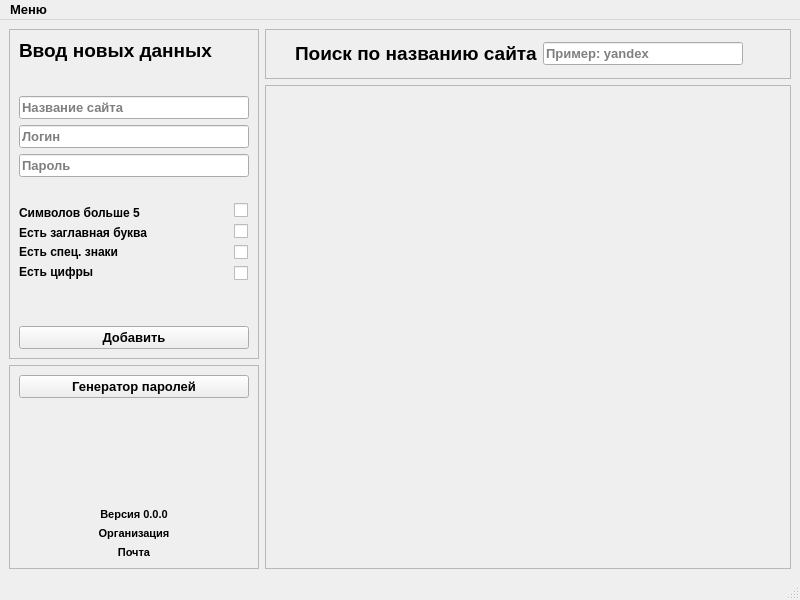
Above: SPG/mainwindow.ui from DahiTM/SPG before the change. Below: the same form after it.
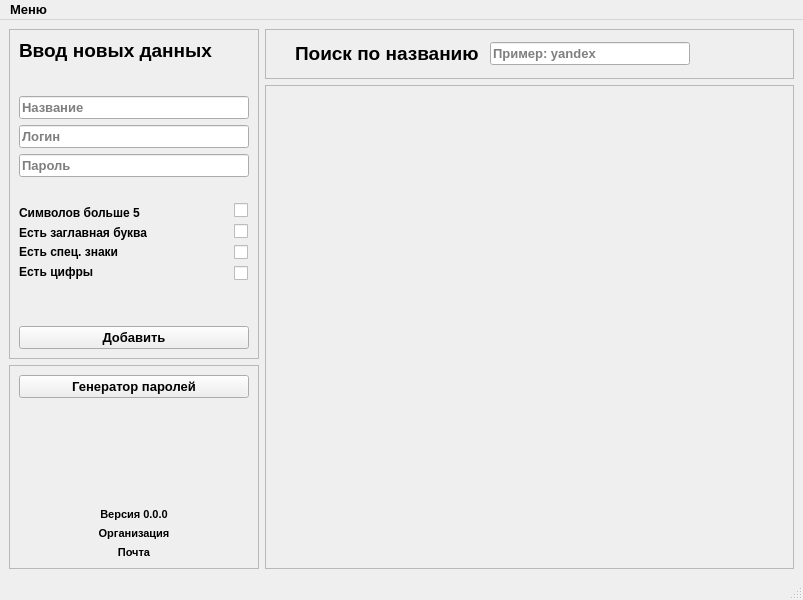
That is the form after the change.

```diff
--- a/SPG/mainwindow.ui
+++ b/SPG/mainwindow.ui
@@ -6,7 +6,7 @@
    <rect>
     <x>0</x>
     <y>0</y>
-    <width>800</width>
+    <width>803</width>
     <height>600</height>
    </rect>
   </property>
@@ -18,7 +18,7 @@
   </property>
   <property name="minimumSize">
    <size>
-    <width>800</width>
+    <width>803</width>
     <height>600</height>
    </size>
   </property>
@@ -108,7 +108,7 @@
               <bool>true</bool>
              </property>
              <property name="placeholderText">
-              <string>Название сайта</string>
+              <string>Название</string>
              </property>
             </widget>
            </item>
@@ -498,7 +498,7 @@
             </font>
            </property>
            <property name="text">
-            <string>Поиск по названию сайта</string>
+            <string>Поиск по названию </string>
            </property>
           </widget>
          </item>
@@ -561,7 +561,7 @@
         <rect>
          <x>0</x>
          <y>0</y>
-         <width>524</width>
+         <width>527</width>
          <height>480</height>
         </rect>
        </property>
@@ -575,7 +575,7 @@
     <rect>
      <x>0</x>
      <y>0</y>
-     <width>800</width>
+     <width>803</width>
      <height>22</height>
     </rect>
    </property>
```
Left out of the diff: 8 changed lines with no effect on the pictures.
